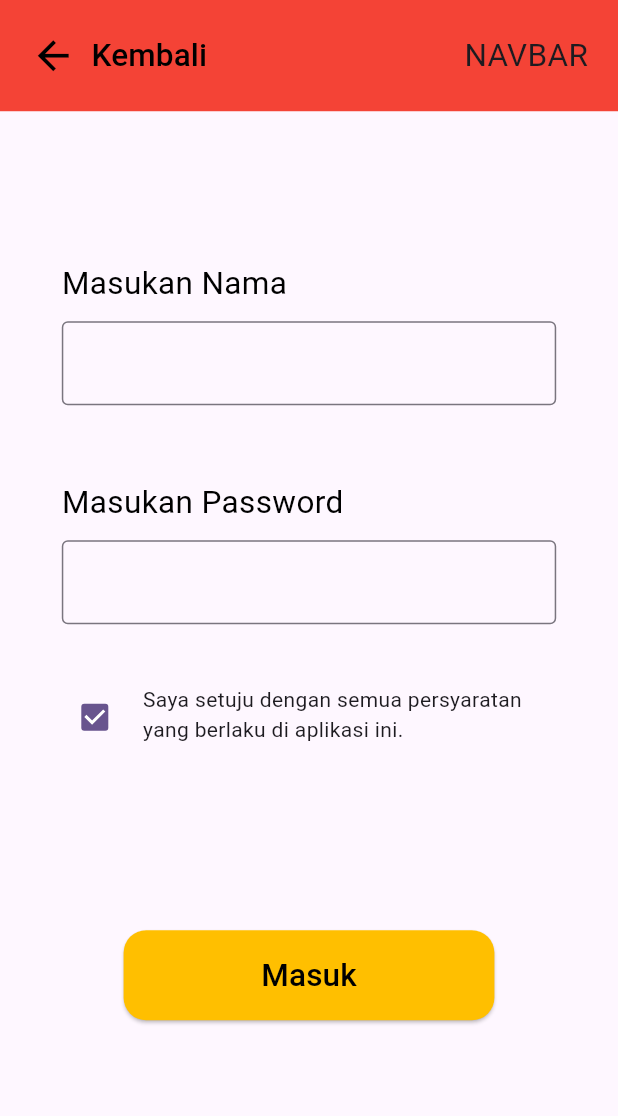
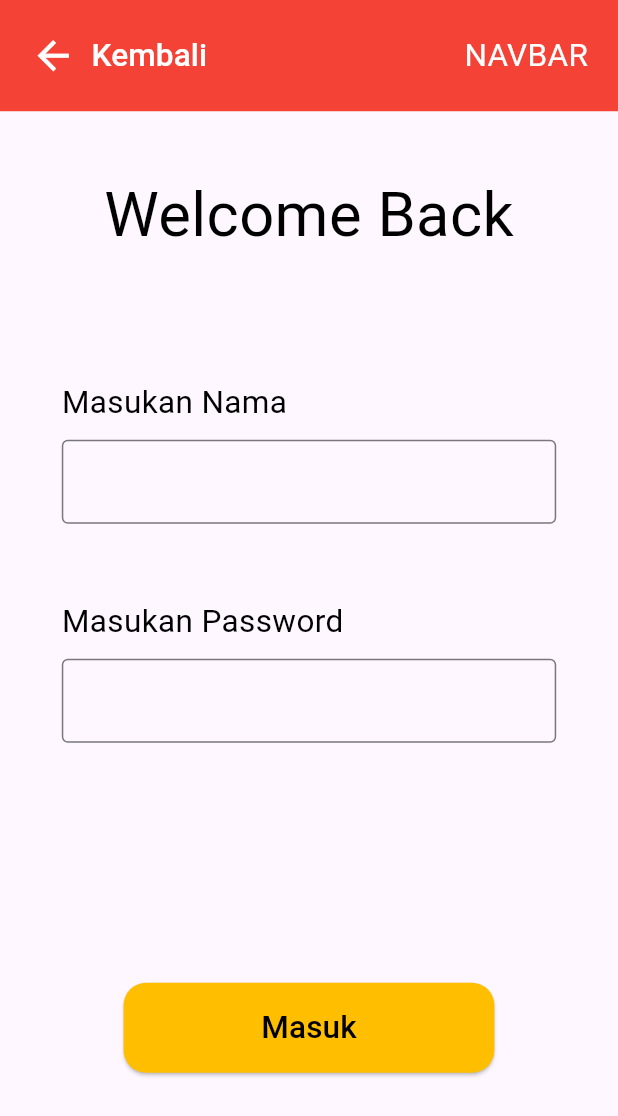
Before and after one commit to Towaking/culinear, a Flutter app: the screen it shows after launch, after a tap on "Masuk", on a phone screen of 412 x 824 dp. Shown: the top 1116 px of the screen. Run offline on Flutter 3.47's test engine with Material 3 defaults, Android fonts, the light colour scheme and no system bars.

Commit message:
add login page

```diff
--- a/lib/pages/register.dart
+++ b/lib/pages/Login.dart
@@ -1,33 +1,34 @@
 import 'package:flutter/material.dart';
-// import 'package:flutter_svg/flutter_svg.dart';
 
-class Register extends StatefulWidget {
-  const Register({super.key});
-
-  @override
-  State<Register> createState() => _RegisterState();
-}
-
-class _RegisterState extends State<Register> {
-  bool? _check = true;
-  void _onClickCheckedChange(bool value) => setState((){
-      _check = !value;
-  });
+class Login extends StatelessWidget {
+  const Login({super.key});
 
   @override
   Widget build(BuildContext context) {
     const IconData arrow_back_sharp = IconData(0xe793, fontFamily: 'MaterialIcons', matchTextDirection: true);
-    return Container(
-      child: Scaffold(
+    return Scaffold(
         body: SingleChildScrollView(
           child: Column(
             children: [
-              _navbar_Register(context, arrow_back_sharp),
-              SizedBox(height: 100,),
+              _navbar_Login(context, arrow_back_sharp),
+              SizedBox(height: 40,),
               Container(
                 width: MediaQuery.of(context).size.width * 0.8,
                 child: Column(
                   children: [
+                    Row(
+                      mainAxisAlignment: MainAxisAlignment.center,
+                      children: [
+                        Text(
+                          'Welcome Back',
+                          style: TextStyle(
+                            fontSize: 41,
+                            color: Colors.black
+                          ),
+                        ),
+                      ],
+                    ),
+                SizedBox(height: 80,),
                     Column(
                       crossAxisAlignment: CrossAxisAlignment.start,
                       children: [
@@ -68,31 +69,7 @@ class _RegisterState extends State<Register> {
                       ],
                     ),
                     SizedBox(height: 40,),
-                    Row(
-                      crossAxisAlignment: CrossAxisAlignment.start,
-                      mainAxisAlignment: MainAxisAlignment.center,
-                      children: [
-                        Checkbox(
-                          value: _check,
-                          onChanged: (val){
-                            setState(() {
-                              _check = val;
-                            });
-                          },
-                          visualDensity: VisualDensity.comfortable,
-                        ),
-                        SizedBox(width: 10,),
-                        Expanded(
-                          child: Container(
-                            width: MediaQuery.of(context).size.width * 0.7,
-                            child: Text(
-                              'Saya setuju dengan semua persyaratan yang berlaku di aplikasi ini.',
-                              overflow: TextOverflow.clip,
-                            ),
-                          ),
-                        )
-                      ],
-                    ),
+
                     SizedBox(height:120),
                     _lanjut_btn(context),
                   ],
@@ -101,9 +78,9 @@ class _RegisterState extends State<Register> {
             ],
           ),
         ),
-      ),
-    );
-  }
+      );
+    }
+
 
   Container _lanjut_btn(BuildContext context) {
     return Container(
@@ -115,7 +92,7 @@ class _RegisterState extends State<Register> {
                   backgroundColor: Color.fromARGB(255, 255, 191, 0)
                 ),
                 onPressed: () {
-                  Navigator.push(context, MaterialPageRoute(builder: (context) => const Register()));
+
               },
                 child: Text(
                   'Masuk',
@@ -129,7 +106,7 @@ class _RegisterState extends State<Register> {
             );
   }
 
-  Container _navbar_Register(BuildContext context, IconData arrow_back_sharp) {
+  Container _navbar_Login(BuildContext context, IconData arrow_back_sharp) {
     return Container(
               width: MediaQuery.of(context).size.width,
               height: MediaQuery.of(context).size.height * 0.09,
@@ -150,16 +127,17 @@ class _RegisterState extends State<Register> {
                       },
                       child: Row(
                         children: [
-                          Icon(arrow_back_sharp,color: Colors.black,size: 31,),
+                          Icon(arrow_back_sharp,color: Colors.white,size: 31,),
                           SizedBox(width: 10,),
-                          Text('Kembali',style: TextStyle(color: Colors.black,fontSize: 21),),
+                          Text('Kembali',style: TextStyle(color: Colors.white,fontSize: 21),),
                         ],
                       )
                     ),
                     Text(
                       'NAVBAR',
                       style: TextStyle(
-                        fontSize: 21
+                        fontSize: 21,
+                        color: Colors.white,
                       ),
                       )
                   ],
--- a/lib/pages/authen_pages.dart
+++ b/lib/pages/authen_pages.dart
@@ -1,3 +1,4 @@
+import 'package:culinear/pages/Login.dart';
 import 'package:culinear/pages/register.dart';
 import 'package:flutter/material.dart';
 
@@ -37,7 +38,7 @@ class AuthenPages extends StatelessWidget {
                   backgroundColor: Color.fromARGB(255, 255, 191, 0)
                 ),
                 onPressed: () {
-                  Navigator.push(context, MaterialPageRoute(builder: (context) => const Register()));
+                  Navigator.push(context, MaterialPageRoute(builder: (context) => const Login()));
               },
                 child: Text(
                   'Masuk',
@@ -60,7 +61,7 @@ class AuthenPages extends StatelessWidget {
                   shape: RoundedRectangleBorder(borderRadius: BorderRadius.circular(15)),
                   backgroundColor: Color.fromRGBO(255, 85, 7, 1)
                 ),
-                onPressed: () {},
+                onPressed: () { Navigator.push(context, MaterialPageRoute(builder: (context) => const Register()));},
                 child: Text(
                   'Gabung Dengan Kita ',
                   style: TextStyle(
```
